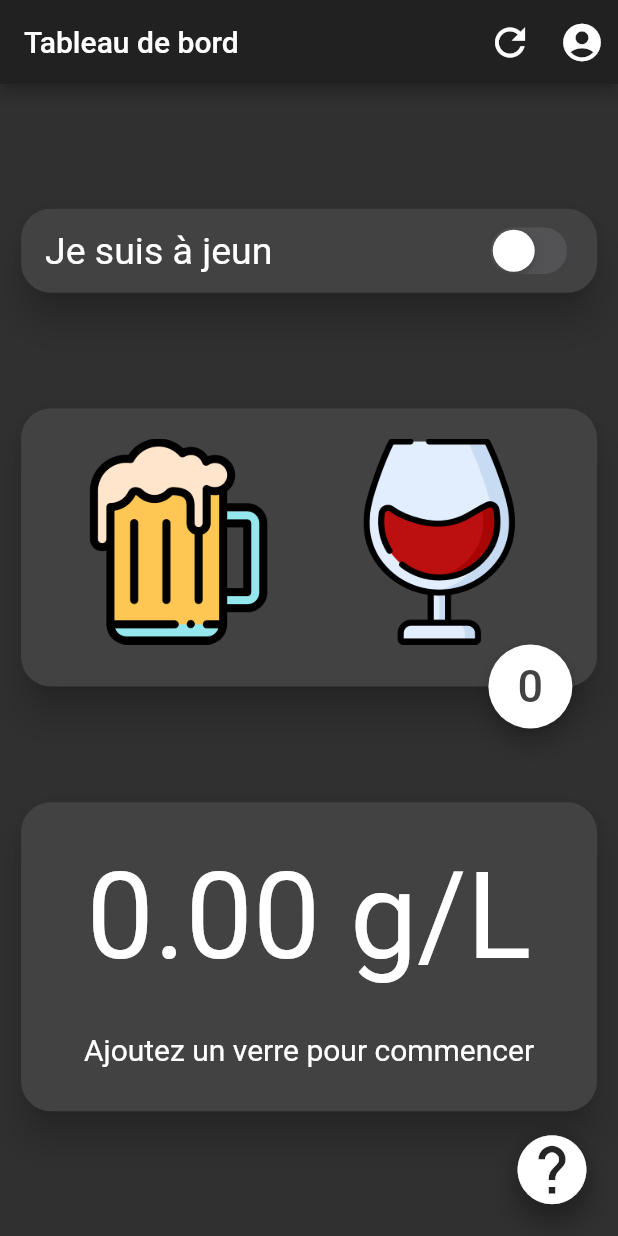
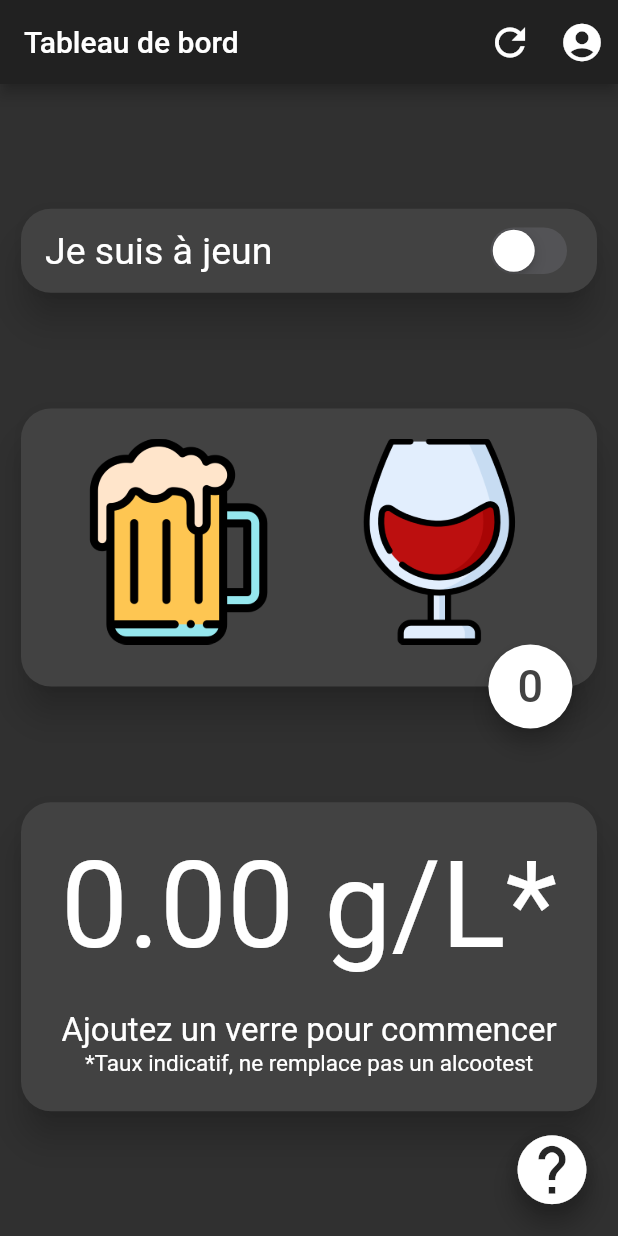
Before and after one commit to cdudit/suis-je-sam, a Flutter app: the screen it shows after launch, on a phone screen of 412 x 824 dp. Run offline on Flutter 3.47's test engine with Material 2 defaults, Android fonts, the phone set to English and light mode, and no system bars; our stand-ins replace shared_preferences; missing offline and left inert: dart:ffi.

Commit message:
ajout taux indicatif

```diff
--- a/lib/pages/dashboard.dart
+++ b/lib/pages/dashboard.dart
@@ -36,7 +36,7 @@ class _DashboardState extends State<Dashboard> {
     },
     {
       'image': 'images/warning.png',
-      'text': 'Le taux n\'est qu\'indicatif et ne remplace pas un éthylotest.'
+      'text': 'Le taux n\'est qu\'indicatif et ne remplace pas un alcootest.'
     }
   ];
 
@@ -160,14 +160,18 @@ class _DashboardState extends State<Dashboard> {
                   child: Column(
                     mainAxisAlignment: MainAxisAlignment.spaceEvenly,
                     children: [
-                      Text("${currentTx.toStringAsFixed(2)} g/L",
+                      Text("${currentTx.toStringAsFixed(2)} g/L*",
                           style: TextStyle(fontSize: 80)),
                       Center(
-                        child: Text(
-                          formatRestToDecuve(),
-                          style: TextStyle(fontSize: 20),
-                        ),
-                      )
+                        child: Column(children: [
+                          Text(formatRestToDecuve(),
+                              style: TextStyle(fontSize: 22)),
+                          Text(
+                            "*Taux indicatif, ne remplace pas un alcootest",
+                            style: TextStyle(fontSize: 15),
+                          )
+                        ]),
+                      ),
                     ],
                   ),
                 ),
```
